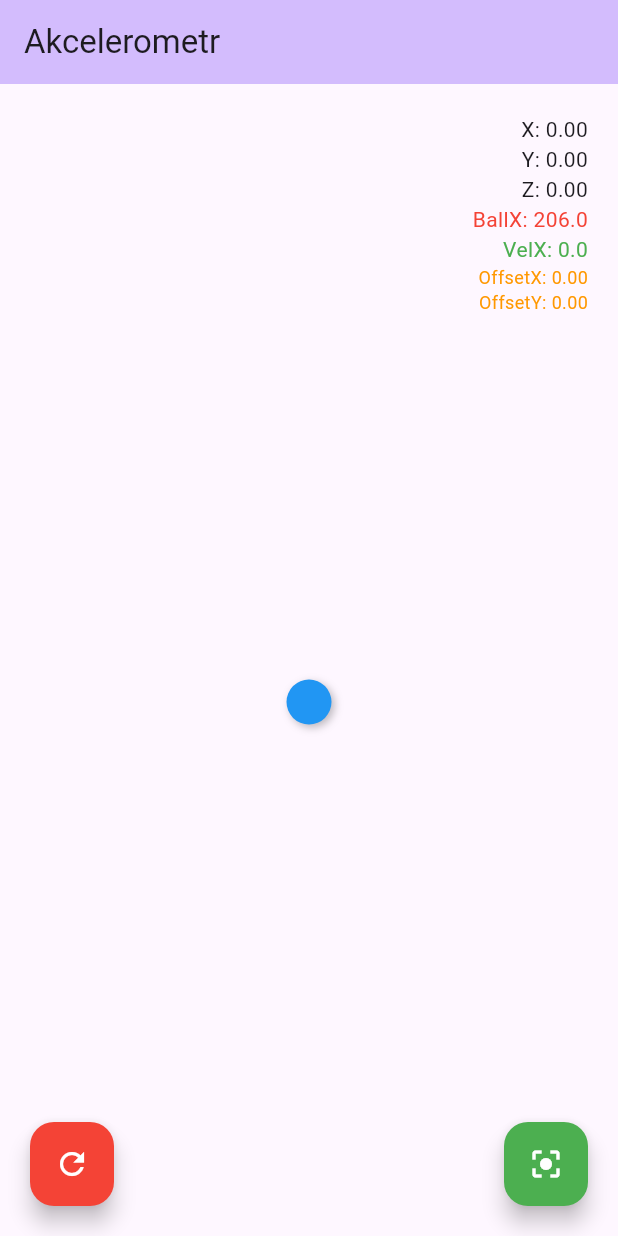
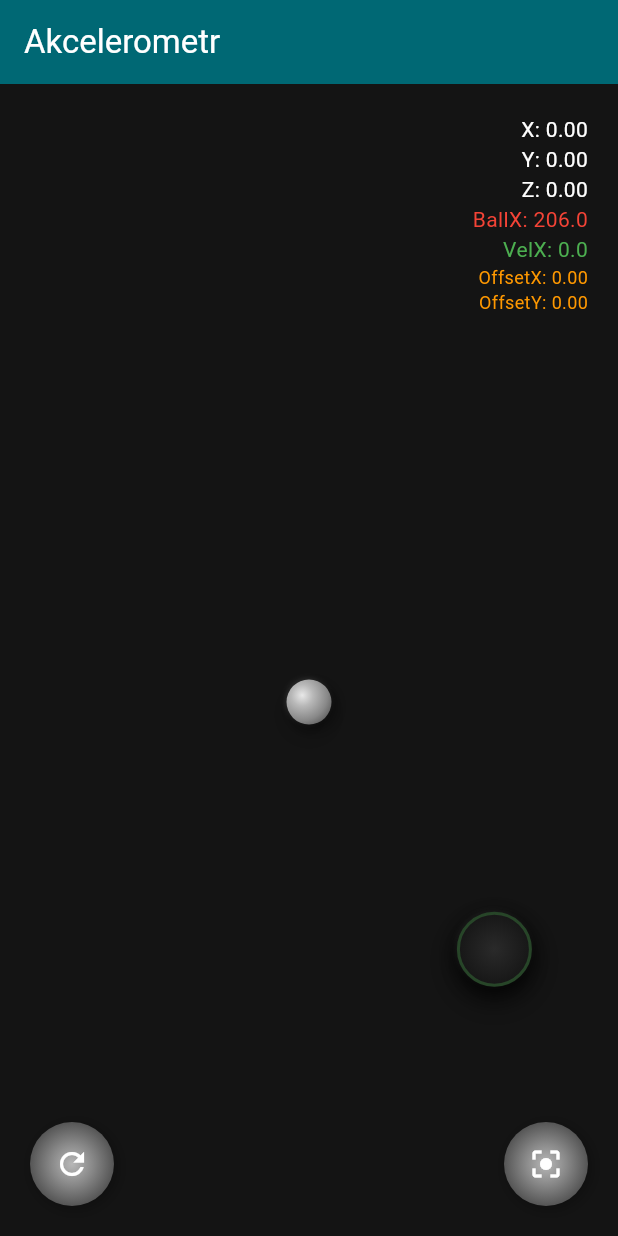
Before and after one commit to Cay00/BalanceGame, a Flutter app: the screen it shows after launch, after a tap on the "refresh" icon, on a phone screen of 412 x 824 dp. Run offline on Flutter 3.47's test engine with Material 3 defaults, Android fonts, the phone set to English and light mode, and no system bars; our stand-ins replace sensors_plus.

Commit message:
feat: Add hole target and metallic UI design
- Add HoleWidget
- Implement metallic theme for AppBar and buttons
- Create dark metallic design matching ball appearance

```diff
--- a/lib/ball_widget.dart
+++ b/lib/ball_widget.dart
@@ -23,14 +23,37 @@ class BallWidget extends StatelessWidget {
       child: Container(
         width: size,
         height: size,
-        decoration: const BoxDecoration(
-          color: Colors.blue,
+        decoration: BoxDecoration(
           shape: BoxShape.circle,
+          gradient: const RadialGradient(
+            center: Alignment(-0.3, -0.3), // Pozycja źródła światła
+            radius: 0.8,
+            colors: [
+              Color(0xFFE8E8E8), // Jasny metaliczny
+              Color(0xFFB8B8B8), // Średni metaliczny
+              Color(0xFF888888), // Ciemny metaliczny
+              Color(0xFF555555), // Najciemniejszy
+            ],
+            stops: [0.0, 0.3, 0.7, 1.0],
+          ),
           boxShadow: [
+            // Główny cień
             BoxShadow(
-              color: Colors.black26,
-              blurRadius: 4,
-              offset: Offset(2, 2),
+              color: Colors.black.withOpacity(0.4),
+              blurRadius: 8,
+              offset: const Offset(3, 3),
+            ),
+            // Dodatkowy cień dla głębi
+            BoxShadow(
+              color: Colors.black.withOpacity(0.2),
+              blurRadius: 15,
+              offset: const Offset(0, 8),
+            ),
+            // Subtelny refleks
+            BoxShadow(
+              color: Colors.white.withOpacity(0.1),
+              blurRadius: 2,
+              offset: const Offset(-1, -1),
             ),
           ],
         ),
--- a/lib/data_panel.dart
+++ b/lib/data_panel.dart
@@ -37,15 +37,15 @@ class DataPanel extends StatelessWidget {
           // Dane z akcelerometru
           Text(
             'X: ${x.toStringAsFixed(2)}',
-            style: const TextStyle(fontSize: 14),
+            style: const TextStyle(fontSize: 14, color: Colors.white),
           ),
           Text(
             'Y: ${y.toStringAsFixed(2)}',
-            style: const TextStyle(fontSize: 14),
+            style: const TextStyle(fontSize: 14, color: Colors.white),
           ),
           Text(
             'Z: ${z.toStringAsFixed(2)}',
-            style: const TextStyle(fontSize: 14),
+            style: const TextStyle(fontSize: 14, color: Colors.white),
           ),
 
           // Stan kulki
--- a/lib/game_physics.dart
+++ b/lib/game_physics.dart
@@ -27,13 +27,17 @@ class GamePhysics {
   double screenHeight = 0.0;
 
   /// Inicjalizuje fizykę z wymiarami ekranu
-  void initialize(double width, double height) {
+  void initialize(double width, double height, {double bottomPadding = 0}) {
     screenWidth = width;
     screenHeight = height;
     // Ustaw kulkę na środku ekranu
     ballX = width / 2;
     ballY = height / 2;
+    // Zapisz padding dolny dla kolizji
+    _bottomPadding = bottomPadding;
   }
+
+  double _bottomPadding = 0.0;
 
   /// Resetuje pozycję kulki na środek ekranu i zatrzymuje ją
   void resetBall() {
@@ -102,9 +106,10 @@ class GamePhysics {
       ballY = 15;
       velocityY = -velocityY * 0.8;
     }
-    // Dolna ściana (zostaw miejsce na AppBar)
-    if (ballY > screenHeight - 100) {
-      ballY = screenHeight - 100;
+    // Dolna ściana (zostaw miejsce na AppBar i dolną belkę nawigacyjną)
+    double bottomBoundary = screenHeight - 100 - _bottomPadding;
+    if (ballY > bottomBoundary) {
+      ballY = bottomBoundary;
       velocityY = -velocityY * 0.8;
     }
   }
--- /dev/null
+++ b/lib/hole_widget.dart
@@ -0,0 +1,80 @@
+import 'package:flutter/material.dart';
+
+/// Widget dziury - cel do którego gracz musi skierować kulkę
+///
+/// Wyświetla okrągłą dziurę z gradientem i cieniem
+/// która wygląda jak prawdziwa dziura w powierzchni
+class HoleWidget extends StatelessWidget {
+  final double x;
+  final double y;
+  final double size;
+  final bool isActive; // Czy dziura jest aktywna (można do niej trafić)
+
+  const HoleWidget({
+    super.key,
+    required this.x,
+    required this.y,
+    this.size = 40.0,
+    this.isActive = true,
+  });
+
+  @override
+  Widget build(BuildContext context) {
+    return Positioned(
+      left: x - size / 2, // Pozycja dziury - połowa szerokości
+      top: y - size / 2, // Pozycja dziury - połowa wysokości
+      child: Container(
+        width: size,
+        height: size,
+        decoration: BoxDecoration(
+          shape: BoxShape.circle,
+          gradient: RadialGradient(
+            center: Alignment.center,
+            radius: 1.0,
+            colors: isActive ? [
+              const Color(0xFF2A2A2A), // Ciemny brzeg
+              const Color(0xFF1A1A1A), // Średni
+              const Color(0xFF0F0F0F), // Ciemny środek
+              const Color(0xFF000000), // Najciemniejszy (dno dziury)
+            ] : [
+              const Color(0xFF404040), // Szary brzeg (nieaktywna)
+              const Color(0xFF303030), // Średni szary
+              const Color(0xFF202020), // Ciemny szary
+              const Color(0xFF101010), // Najciemniejszy szary
+            ],
+            stops: const [0.0, 0.4, 0.7, 1.0],
+          ),
+          boxShadow: [
+            // Główny cień dziury
+            BoxShadow(
+              color: Colors.black.withOpacity(0.8),
+              blurRadius: 12,
+              offset: const Offset(0, 4),
+            ),
+            // Dodatkowy cień dla głębi
+            BoxShadow(
+              color: Colors.black.withOpacity(0.6),
+              blurRadius: 20,
+              offset: const Offset(0, 8),
+            ),
+            // Subtelny refleks na brzegu
+            BoxShadow(
+              color: Colors.white.withOpacity(0.05),
+              blurRadius: 2,
+              offset: const Offset(-1, -1),
+            ),
+          ],
+        ),
+        child: isActive ? Container(
+          decoration: BoxDecoration(
+            shape: BoxShape.circle,
+            border: Border.all(
+              color: Colors.green.withOpacity(0.3),
+              width: 2,
+            ),
+          ),
+        ) : null,
+      ),
+    );
+  }
+}
--- a/lib/main.dart
+++ b/lib/main.dart
@@ -4,6 +4,7 @@ import 'package:sensors_plus/sensors_plus.dart';
 import 'game_physics.dart';
 import 'ball_widget.dart';
 import 'data_panel.dart';
+import 'hole_widget.dart';
 
 /// Aplikacja Balance Game - gra z kulką sterowaną akcelerometrem
 ///
@@ -24,7 +25,20 @@ class MyApp extends StatelessWidget {
       title: 'Balance Game - Akcelerometr',
       debugShowCheckedModeBanner: false, // Ukrywa "DEBUG" banner w rogu
       theme: ThemeData(
-        colorScheme: ColorScheme.fromSeed(seedColor: Colors.deepPurple),
+        colorScheme: ColorScheme.fromSeed(
+          seedColor: const Color(0xFF888888), // Szary metaliczny
+          brightness: Brightness.dark,
+        ),
+        scaffoldBackgroundColor: const Color(0xFF141414), // Ciemne tło
+        appBarTheme: const AppBarTheme(
+          backgroundColor: Color(0xFF2A2A2A), // Ciemny metaliczny
+          foregroundColor: Colors.white,
+          elevation: 0,
+        ),
+        floatingActionButtonTheme: const FloatingActionButtonThemeData(
+          backgroundColor: Color(0xFF555555), // Metaliczny szary
+          foregroundColor: Colors.white,
+        ),
       ),
       home: const MyHomePage(title: 'Akcelerometr'),
     );
@@ -128,6 +142,7 @@ class _MyHomePageState extends State<MyHomePage> {
       _physics.initialize(
         MediaQuery.of(context).size.width,
         MediaQuery.of(context).size.height,
+        bottomPadding: MediaQuery.of(context).padding.bottom, // Padding dolnej belki
       );
     }
 
@@ -138,6 +153,14 @@ class _MyHomePageState extends State<MyHomePage> {
       ),
       body: Stack(
         children: [
+          // === DZIURA - CEL ===
+          HoleWidget(
+            x: MediaQuery.of(context).size.width * 0.8, // 80% szerokości ekranu
+            y: MediaQuery.of(context).size.height * 0.7, // 70% wysokości ekranu
+            size: 50.0,
+            isActive: true,
+          ),
+
           // === KULKA Z FIZYKĄ ===
           BallWidget(
             x: _physics.ballX,
@@ -145,26 +168,66 @@ class _MyHomePageState extends State<MyHomePage> {
           ),
 
           // === PRZYCISK RESET ===
-          // Resetuje pozycję kulki
+          // Metaliczny przycisk w lewym dolnym rogu - resetuje pozycję kulki
           Positioned(
             bottom: 20,
             left: 20,
+            child: Container(
+              decoration: BoxDecoration(
+                shape: BoxShape.circle,
+                gradient: const RadialGradient(
+                  colors: [
+                    Color(0xFFB8B8B8), // Jasny metaliczny
+                    Color(0xFF888888), // Średni metaliczny
+                    Color(0xFF555555), // Ciemny metaliczny
+                  ],
+                ),
+                boxShadow: [
+                  BoxShadow(
+                    color: Colors.black.withOpacity(0.3),
+                    blurRadius: 8,
+                    offset: const Offset(2, 2),
+                  ),
+                ],
+              ),
               child: FloatingActionButton(
                 onPressed: _resetBall,
-              backgroundColor: Colors.red,
+                backgroundColor: Colors.transparent,
+                elevation: 0,
                 child: const Icon(Icons.refresh, color: Colors.white),
+              ),
             ),
           ),
 
           // === PRZYCISK KALIBRACJA ===
-          // Kalibruje akcelerometr
+          // Metaliczny przycisk w prawym dolnym rogu - kalibruje akcelerometr
           Positioned(
             bottom: 20,
             right: 20,
+            child: Container(
+              decoration: BoxDecoration(
+                shape: BoxShape.circle,
+                gradient: const RadialGradient(
+                  colors: [
+                    Color(0xFFB8B8B8), // Jasny metaliczny
+                    Color(0xFF888888), // Średni metaliczny
+                    Color(0xFF555555), // Ciemny metaliczny
+                  ],
+                ),
+                boxShadow: [
+                  BoxShadow(
+                    color: Colors.black.withOpacity(0.3),
+                    blurRadius: 8,
+                    offset: const Offset(2, 2),
+                  ),
+                ],
+              ),
               child: FloatingActionButton(
                 onPressed: _calibrate,
-              backgroundColor: Colors.green,
+                backgroundColor: Colors.transparent,
+                elevation: 0,
                 child: const Icon(Icons.center_focus_strong, color: Colors.white),
+              ),
             ),
           ),
 
```
Lines whose indentation alone changed are shown as unchanged.
